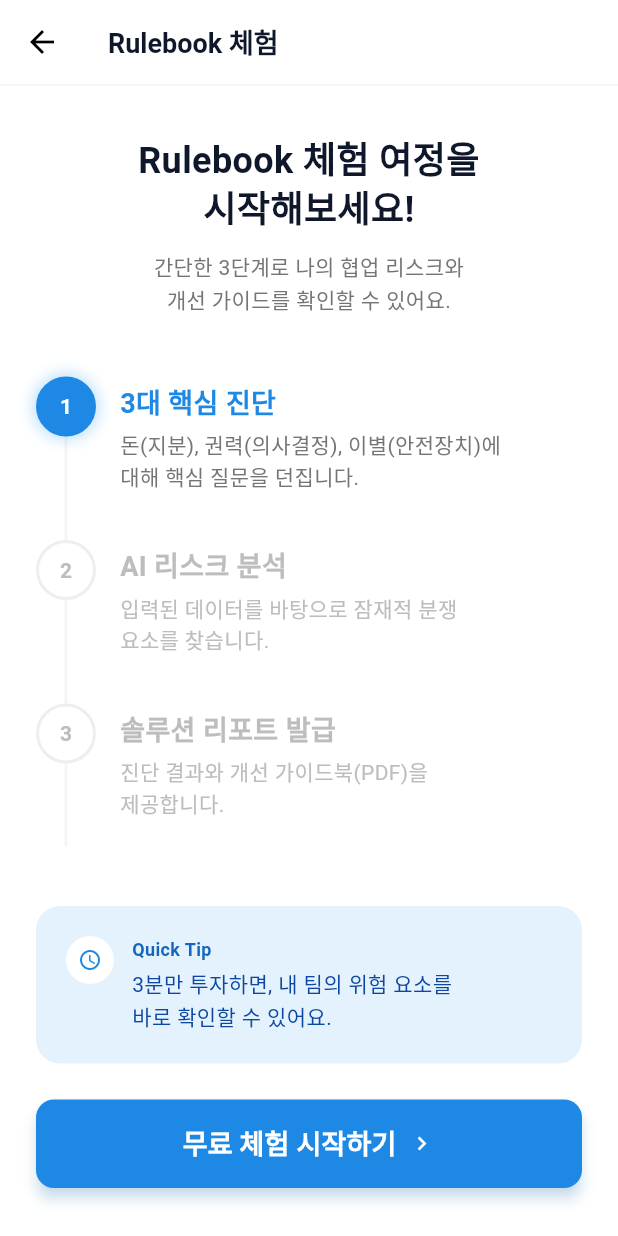
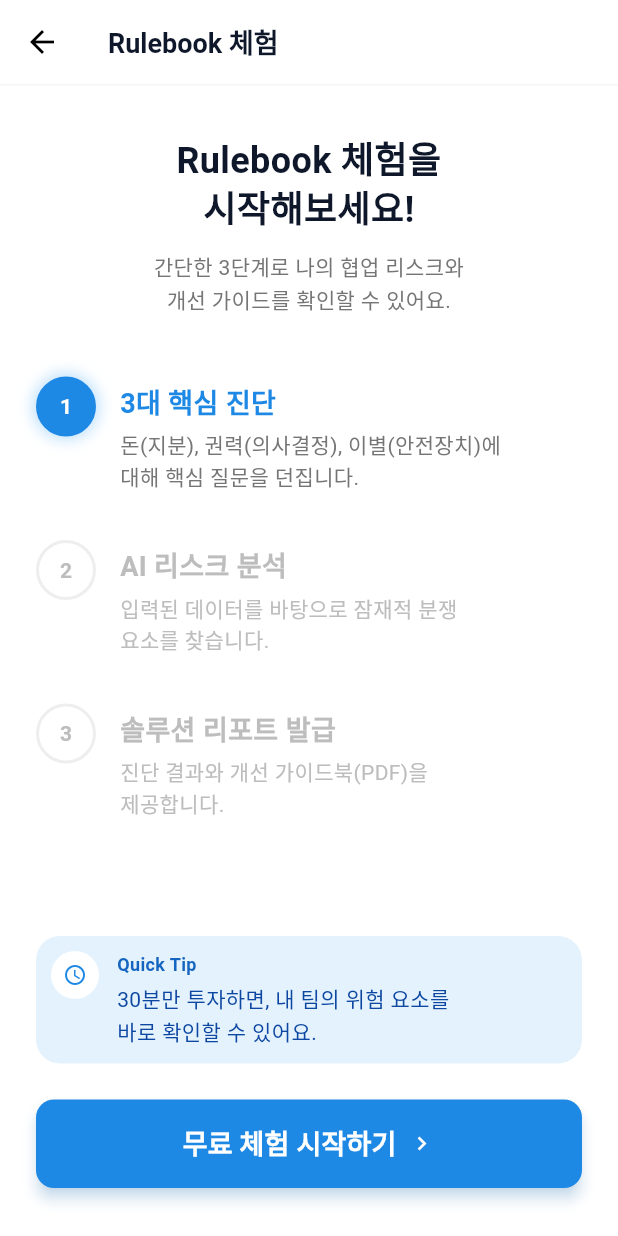
Before and after one commit to jumyeong2/flutter_demo, a Flutter app: the screen it shows after launch, after a tap on the "menu" icon, after a tap on "질문 3개로 Rulebook 체험하기 (무료)", on a phone screen of 412 x 824 dp. Run offline on Flutter 3.47's test engine with Material 3 defaults, Android fonts, the phone set to English and light mode, and no system bars; Roboto replaces fonts that are missing (Pretendard).

Commit message:
수정중임

```diff
--- a/lib/agreement_page.dart
+++ b/lib/agreement_page.dart
@@ -156,6 +156,11 @@ class _AgreementPageState extends State<AgreementPage> {
   @override
   Widget build(BuildContext context) {
     return Scaffold(
+      appBar: AppBar(
+        backgroundColor: Colors.white,
+        leading: BackButton(onPressed: () => Navigator.pop(context)),
+        title: const Text("Rulebook"),
+      ),
       backgroundColor: Colors.grey[100],
       body: Stack(
         children: [
--- a/lib/landing_page.dart
+++ b/lib/landing_page.dart
@@ -1,5 +1,4 @@
 import 'package:flutter/material.dart';
-import 'package:flutter/cupertino.dart';
 
 class LandingPage extends StatefulWidget {
   final VoidCallback onStartTrial;
--- a/lib/onboarding_page.dart
+++ b/lib/onboarding_page.dart
@@ -3,22 +3,18 @@ import 'package:flutter/material.dart';
 class OnboardingPage extends StatefulWidget {
   final VoidCallback onBack;
   final VoidCallback onStart;
-
   const OnboardingPage({
     super.key,
     required this.onBack,
     required this.onStart,
   });
-
   @override
   State<OnboardingPage> createState() => _OnboardingPageState();
 }
-
 class _OnboardingPageState extends State<OnboardingPage>
     with TickerProviderStateMixin {
   late AnimationController _controller;
   final List<Animation<double>> _animations = [];
-
   @override
   void initState() {
     super.initState();
@@ -26,7 +22,6 @@ class _OnboardingPageState extends State<OnboardingPage>
       vsync: this,
       duration: const Duration(milliseconds: 800),
     );
-
     for (int i = 0; i < 6; i++) {
       _animations.add(
         CurvedAnimation(
@@ -35,16 +30,13 @@ class _OnboardingPageState extends State<OnboardingPage>
         ),
       );
     }
-
     _controller.forward();
   }
-
   @override
   void dispose() {
     _controller.dispose();
     super.dispose();
   }
-
   @override
   Widget build(BuildContext context) {
     return Scaffold(
@@ -86,7 +78,7 @@ class _OnboardingPageState extends State<OnboardingPage>
                   child: Column(
                     children: [
                       const Text(
-                        "Rulebook 체험 여정을\n시작해보세요!",
+                        "Rulebook 체험을\n시작해보세요!",
                         textAlign: TextAlign.center,
                         style: TextStyle(
                           fontSize: 24,
@@ -110,10 +102,10 @@ class _OnboardingPageState extends State<OnboardingPage>
                 ),
               ),
               const SizedBox(height: 40),
-
               // Timeline
               Expanded(
-                child: Stack(
+                child: SingleChildScrollView(
+                  child: Column(
                     children: [
                       Positioned(
                         left: 19,
@@ -151,12 +143,13 @@ class _OnboardingPageState extends State<OnboardingPage>
                     ],
                   ),
                 ),
-
+              ),
+              SizedBox(height: 20),
               // Tip Section
               FadeTransition(
                 opacity: _animations[4],
                 child: Container(
-                  padding: const EdgeInsets.all(20),
+                  padding: const EdgeInsets.all(10),
                   decoration: BoxDecoration(
                     color: Colors.blue[50],
                     borderRadius: BorderRadius.circular(16),
@@ -191,7 +184,7 @@ class _OnboardingPageState extends State<OnboardingPage>
                             ),
                             const SizedBox(height: 4),
                             Text(
-                              "3분만 투자하면, 내 팀의 위험 요소를\n바로 확인할 수 있어요.",
+                              "30분만 투자하면, 내 팀의 위험 요소를\n바로 확인할 수 있어요.",
                               style: TextStyle(
                                 fontSize: 14,
                                 color: Colors.blue[900],
@@ -206,7 +199,6 @@ class _OnboardingPageState extends State<OnboardingPage>
                 ),
               ),
               const SizedBox(height: 24),
-
               // Bottom CTA
               FadeTransition(
                 opacity: _animations[5],
@@ -244,7 +236,6 @@ class _OnboardingPageState extends State<OnboardingPage>
       ),
     );
   }
-
   Widget _buildStep(
     int step,
     String title,
```
Lines whose indentation alone changed are shown as unchanged.
